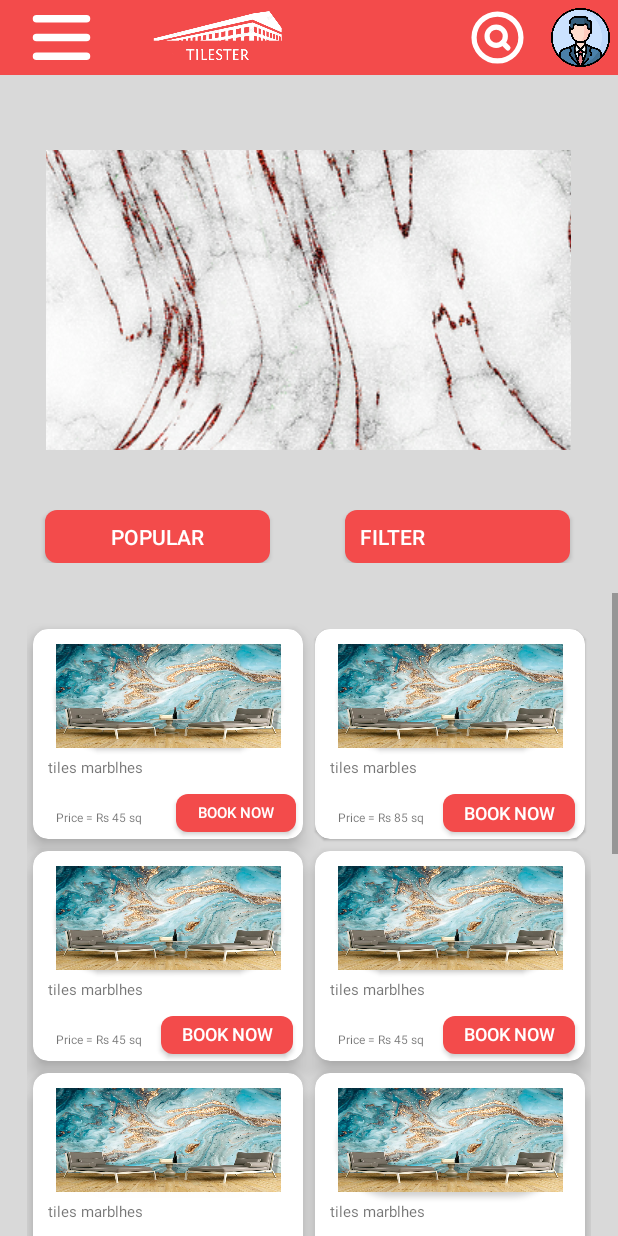
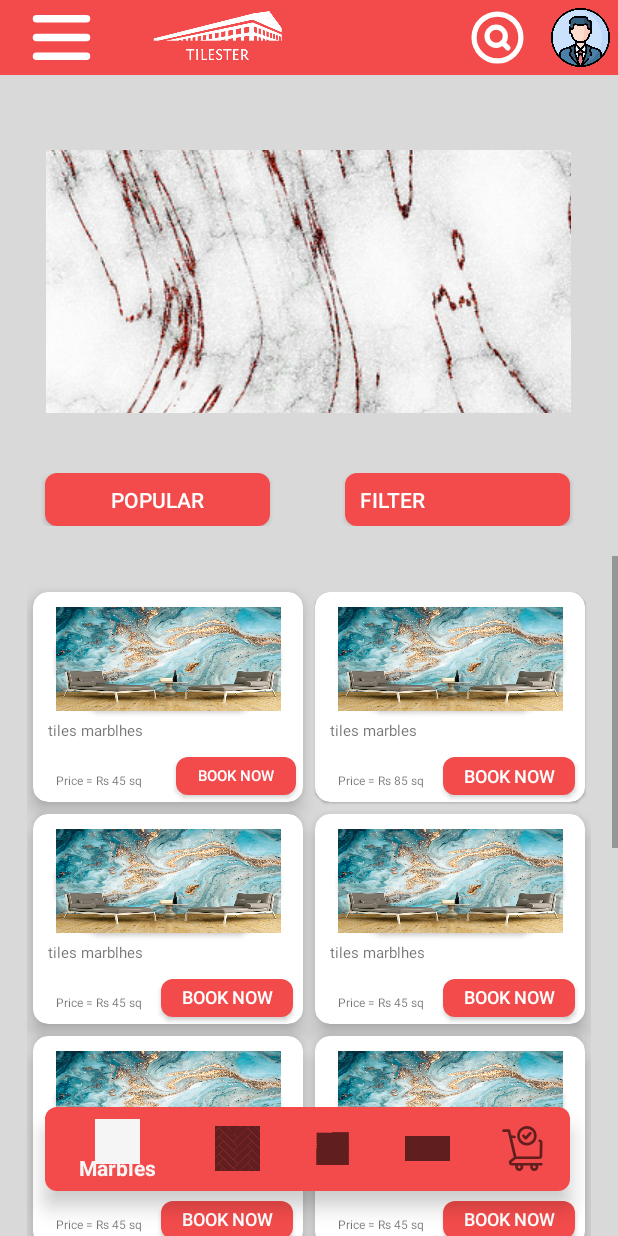
Before and after one commit to azrudeen/Stoneware-APK, an Android app: the HomePage screen opened directly, with no data from a screen before it, on a phone screen of 412 x 824 dp. Run offline under Robolectric (Android 15) with nearby library versions, the phone set to English and light mode, and no system bars.

Commit message:
verion 1.1.8 Navigation drawer shop login and icon inserted sucessfully .

```diff
--- /dev/null
+++ b/app/src/main/res/drawable/nav_drawer_shop_login_icon.xml
@@ -0,0 +1,15 @@
+<vector xmlns:android="http://schemas.android.com/apk/res/android"
+    android:width="512dp"
+    android:height="512dp"
+    android:viewportWidth="512"
+    android:viewportHeight="512">
+  <path
+      android:pathData="M213.33,85.33H128a64,64 0,0 0,-64 64v213.33a64,64 0,0 0,64 64h85.33a21.33,21.33 0,0 0,21.33 -21.33V106.67a21.33,21.33 0,0 0,-21.33 -21.33Z"
+      android:fillColor="#7FBBFF"/>
+  <path
+      android:pathData="m402.35,77.01 l-128,-38.4A64,64 0,0 0,192 100.05v311.89a64,64 0,0 0,64 64,69.6 69.6,0 0,0 18.56,-2.56l128,-38.4a64,64 0,0 0,45.44 -61.44V138.88a64,64 0,0 0,-45.65 -61.87Z"
+      android:fillColor="#4B8DFF"/>
+  <path
+      android:pathData="M298.67,298.67a21.33,21.33 0,0 1,-21.33 -21.33v-42.67a21.33,21.33 0,0 1,42.67 0v42.67a21.33,21.33 0,0 1,-21.33 21.33Z"
+      android:fillColor="#315FB0"/>
+</vector>
--- a/app/src/main/res/layout/activity_home_page.xml
+++ b/app/src/main/res/layout/activity_home_page.xml
@@ -11,7 +11,18 @@
     android:orientation="vertical"
     tools:context=".HomePage">
 
-
+    <com.google.android.material.bottomnavigation.BottomNavigationView
+        android:id="@+id/bottomNavigation"
+        android:layout_width="350dp"
+        android:layout_height="wrap_content"
+        android:layout_alignParentBottom="true"
+        android:layout_marginBottom="30dp"
+        android:layout_marginStart="30dp"
+        android:background="@drawable/button_background"
+        android:elevation="2dp"
+        app:itemIconSize="30dp"
+        app:itemRippleColor="@android:color/transparent"
+        app:menu="@menu/menu_bottom_navigation" />
 
     <LinearLayout
         android:layout_width="match_parent"
@@ -25,7 +36,7 @@
         <ImageButton
             android:id="@+id/home_image_button"
             android:layout_width="350dp"
-            android:layout_height="200dp"
+            android:layout_height="175dp"
             android:layout_gravity="center_horizontal"
             android:layout_marginTop="50dp"
             android:background="@drawable/rounded_corners"
@@ -992,4 +1003,6 @@
 
 
 
+
+
 </RelativeLayout>
--- a/app/src/main/res/layout/activity_tiles_page.xml
+++ b/app/src/main/res/layout/activity_tiles_page.xml
@@ -12,6 +12,13 @@
     <include layout="@layout/toolbar_layout" />
 
 
+<androidx.recyclerview.widget.RecyclerView
+    android:layout_width="match_parent"
+    android:layout_height="match_parent"
+    android:id="@+id/recyclerView"
+    android:layout_below="@+id/toolbar_layout"
+    android:layout_marginTop="80dp"
+    android:layout_gravity="center"/>
 
 <ScrollView
     android:layout_width="match_parent"
@@ -19,7 +26,6 @@
     android:layout_marginTop="80dp"
     android:orientation="vertical"
     android:layout_below="@+id/toolbar_layout">
-
 
         <androidx.gridlayout.widget.GridLayout
             android:id="@+id/gridLayout"
@@ -104,7 +110,7 @@
         android:layout_marginBottom="10dp"
         android:background="@drawable/button_background"
         android:onClick="onButtonClick"
-        android:text="Buy Now"
+        android:text="Add Cart"
         android:textAlignment="center"
         android:textColor="#FFFFFF"
         android:textSize="12sp"
--- a/app/src/main/res/menu/drawer_items.xml
+++ b/app/src/main/res/menu/drawer_items.xml
@@ -40,6 +40,10 @@
         android:icon="@drawable/nav_drawer_contact_us_icon"
         android:id="@+id/nav_help_feedback"
         android:title="Help and feeback"/>
+    <item
+        android:icon="@drawable/nav_drawer_shop_login_icon"
+        android:id="@+id/nav_shop_login"
+        android:title="Shop Login"/>
 
 
     <item
--- /dev/null
+++ b/app/src/main/res/menu/menu_bottom_navigation.xml
@@ -0,0 +1,33 @@
+<?xml version="1.0" encoding="utf-8"?>
+<menu
+    xmlns:android="http://schemas.android.com/apk/res/android">
+
+
+    <item
+        android:id="@+id/nav_bottom_marbles"
+        android:icon="@drawable/nav_drawer_white_marble_icon"
+        android:title="Marbles" />
+
+    <item
+        android:id="@+id/nav_bottom_tiles"
+        android:icon="@drawable/nav_drawer_tiles_icon"
+        android:title="Tiles" />
+
+    <item
+        android:id="@+id/nav_bottom_granite"
+        android:icon="@drawable/nav_drawer_granite_icon"
+        android:title="Granite" />
+
+    <item
+        android:id="@+id/nav_bottom_italian_marbles"
+        android:icon="@drawable/nav_drawer_italian_marble_icon"
+        android:title="Italian Marbles" />
+
+    <item
+        android:id="@+id/nav_bottom_orders"
+        android:icon="@drawable/menu_cart_icon"
+        android:title="Orders" />
+
+
+
+</menu>
--- a/app/src/main/res/values/colors.xml
+++ b/app/src/main/res/values/colors.xml
@@ -3,4 +3,5 @@
     <color name="black">#FF000000</color>
     <color name="white">#FFFFFFFF</color>
     <color name="pepperRed">#F34B4B</color>
+    <color name="grey">#d2d2d2</color>
 </resources>
```
